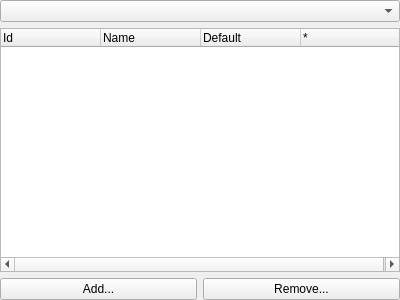
Above: dpss/src/common/CAttributeEditor.ui from ArsMasiuk/DPSE before the change. Below: the same form after it.
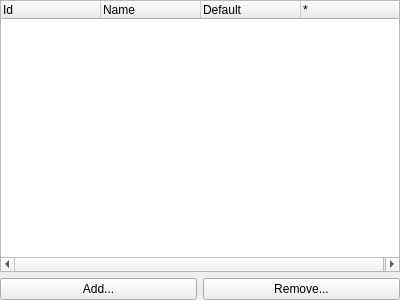
That is the form after the change.

```diff
--- a/dpss/src/common/CAttributeEditor.ui
+++ b/dpss/src/common/CAttributeEditor.ui
@@ -26,11 +26,11 @@
    <property name="bottomMargin">
     <number>0</number>
    </property>
-   <item>
-    <widget class="QComboBox" name="ClassSelectorCB"/>
-   </item>
    <item>
     <widget class="QTreeWidget" name="AttributeList">
+     <property name="indentation">
+      <number>8</number>
+     </property>
      <property name="allColumnsShowFocus">
       <bool>true</bool>
      </property>
```
